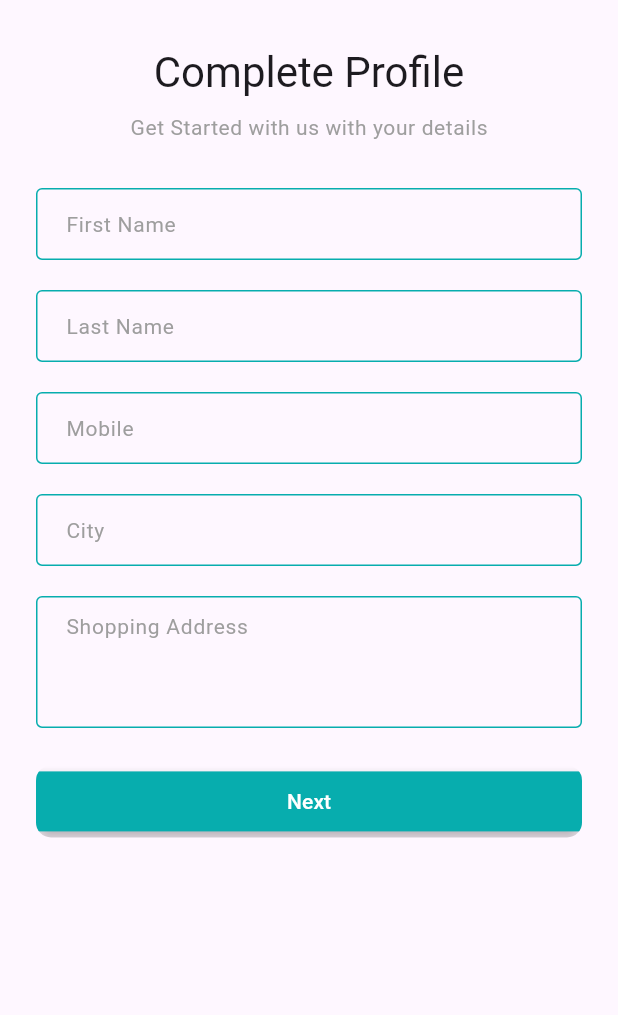
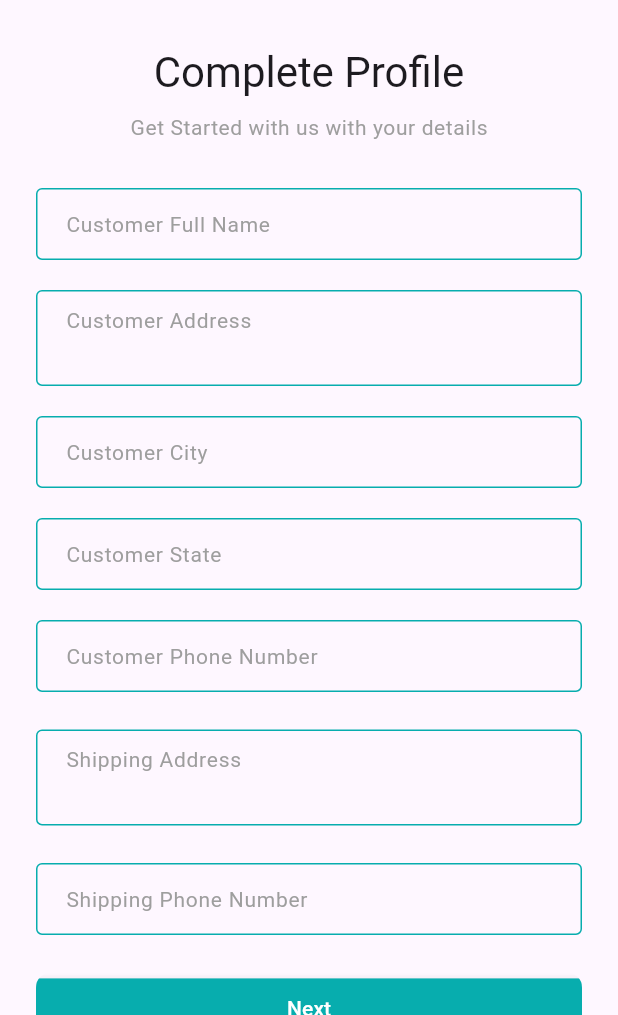
Before and after one commit to SIRAHIN/carfty_bay_eecommerce, a Flutter app: the CompleteProfileScreen screen opened by its route, on a phone screen of 412 x 824 dp, the part 221-1236 px from its top. Run offline on Flutter 3.47's test engine with Material 3 defaults, Android fonts, the phone set to English and light mode, and no system bars; our stand-ins replace carousel_slider, flutter_svg, get, google_fonts, pin_code_fields, shared_preferences; accounts and stored records are empty; network calls fail.

Commit message:
Interner Server Error On Create Profile Screen Api

```diff
--- a/analysis_options.yaml
+++ b/analysis_options.yaml
@@ -7,6 +7,9 @@
 
 # The following line activates a set of recommended lints for Flutter apps,
 # packages, and plugins designed to encourage good coding practices.
+analyzer:
+  errors:
+    must_be_immutable: ignore
 include: package:flutter_lints/flutter.yaml
 
 linter:
--- a/lib/model/Product Card View Model/porductCardListData.dart
+++ b/lib/model/Product Card View Model/porductCardListData.dart
@@ -10,7 +10,7 @@ class ProductCardListData {
   String? discountPrice;
   String? image;
   int? stock;
-  double? star;
+  int? star;
   String? remark;
   int? categoryId;
   int? brandId;
--- a/lib/model/User Profile Model/user_profile_data.dart
+++ b/lib/model/User Profile Model/user_profile_data.dart
@@ -1,33 +1,36 @@
 class UserProfileData {
   int? id;
-  String? firstName;
-  String? lastName;
-  String? mobile;
-  String? city;
+  String? customerFullName;
+  String? customerAddress;
+  String? customerCity;
+  String? customerState;
+  String? customerPhoneNumber;
   String? shippingAddress;
-  String? email;
+  String? shippingPhoneNumber;
   String? createdAt;
   String? updatedAt;
 
   UserProfileData(
       {this.id,
-        this.firstName,
-        this.lastName,
-        this.mobile,
-        this.city,
-        this.shippingAddress,
-        this.email,
-        this.createdAt,
-        this.updatedAt});
+      this.customerFullName,
+      this.customerAddress,
+      this.customerCity,
+      this.customerPhoneNumber,
+      this.shippingAddress,
+      this.customerState,
+      this.shippingPhoneNumber,
+      this.createdAt,
+      this.updatedAt});
 
   UserProfileData.fromJson(Map<String, dynamic> json) {
     id = json['id'];
-    firstName = json['firstName'];
-    lastName = json['lastName'];
-    mobile = json['mobile'];
-    city = json['city'];
-    shippingAddress = json['shippingAddress'];
-    email = json['email'];
+    customerFullName = json['cus_name'];
+    customerAddress = json['cus_add'];
+    customerCity = json['cus_city'];
+    customerState = json['cus_state'];
+    customerPhoneNumber = json['cus_phone'];
+    shippingAddress = json['ship_add'];
+    shippingPhoneNumber = json['ship_phone'];
     createdAt = json['created_at'];
     updatedAt = json['updated_at'];
   }
@@ -35,12 +38,13 @@ class UserProfileData {
   Map<String, dynamic> toJson() {
     final Map<String, dynamic> data = <String, dynamic>{};
     data['id'] = id;
-    data['firstName'] = firstName;
-    data['lastName'] = lastName;
-    data['mobile'] = mobile;
-    data['city'] = city;
-    data['shippingAddress'] = shippingAddress;
-    data['email'] = email;
+    data['cus_name'] = customerFullName;
+    data['cus_add'] = customerAddress;
+    data['cus_city'] = customerCity;
+    data['cus_state'] = customerState;
+    data['cus_phone'] = customerPhoneNumber;
+    data['ship_add'] = shippingAddress;
+    data['ship_phone'] = shippingPhoneNumber;
     data['created_at'] = createdAt;
     data['updated_at'] = updatedAt;
     return data;
--- a/lib/model/cart model/cart_data_list.dart
+++ b/lib/model/cart model/cart_data_list.dart
@@ -1,3 +1,5 @@
+import 'package:crafty_bay/model/Product%20Card%20View%20Model/porductCardListData.dart';
+
 class CartDataList {
   int? id;
   String? email;
@@ -6,7 +8,7 @@ class CartDataList {
   String? size;
   String? createdAt;
   String? updatedAt;
-  Null product;
+  ProductCardListData? product;
 
   CartDataList(
       {this.id,
--- a/lib/presentation/ui/screens/Auth Screen/complete_profile_screen.dart
+++ b/lib/presentation/ui/screens/Auth Screen/complete_profile_screen.dart
@@ -45,13 +45,13 @@ class CompleteProfileScreen extends StatelessWidget {
                     height: 30,
                   ),
                   TextFormField(
-                    controller: completeProfileController.firstNameController,
+                    controller: completeProfileController.customerFullNameController,
                     decoration: const InputDecoration(
-                      hintText: 'First Name',
+                      hintText: 'Customer Full Name',
                     ),
                     validator: (value) {
                       if (value!.isEmpty) {
-                        return 'Enter your First Name';
+                        return 'Enter Customer Customer Full  Name';
                       }
                       return null;
                     },
@@ -60,15 +60,16 @@ class CompleteProfileScreen extends StatelessWidget {
                     height: 20,
                   ),
                   TextFormField(
+                   maxLines: 2,
                    validator: (value) {
                       if (value!.isEmpty) {
-                        return 'Enter your Last Name';
+                        return 'Enter Customer Address';
                       }
                       return null;
                     },
-                    controller: completeProfileController.lastNameController,
+                    controller: completeProfileController.customerAddressController,
                     decoration: const InputDecoration(
-                      hintText: 'Last Name',
+                      hintText: 'Customer Address',
                     ),
                   ),
                   const SizedBox(
@@ -77,13 +78,13 @@ class CompleteProfileScreen extends StatelessWidget {
                   TextFormField(
                    validator: (value) {
                       if (value!.isEmpty) {
-                        return 'Enter your Mobile Number';
+                        return 'Enter Customer City';
                       }
                       return null;
                     },
-                    controller: completeProfileController.mobileNameController,
+                    controller: completeProfileController.customerCityController,
                     decoration: const InputDecoration(
-                      hintText: 'Mobile',
+                      hintText: 'Customer City',
                     ),
                   ),
                   const SizedBox(
@@ -92,17 +93,34 @@ class CompleteProfileScreen extends StatelessWidget {
                   TextFormField(
                    validator: (value) {
                       if (value!.isEmpty) {
-                        return 'Enter your City Name';
+                        return 'Enter Customer State';
                       }
                       return null;
                     },
-                    controller: completeProfileController.cityNameController,
+                    controller: completeProfileController.customerStateController,
                     decoration: const InputDecoration(
-                      hintText: 'City',
+                      hintText: 'Customer State',
                     ),
                   ),
                   const SizedBox(
                     height: 20,
+                  ),
+                   TextFormField(
+                   validator: (value) {
+                      if (value!.isEmpty) {
+                        return 'Enter Customer Phone Number';
+                      }
+                      return null;
+                    },
+                    controller:
+                        completeProfileController.customerPhoneNumberController,
+
+                    decoration: const InputDecoration(
+                      hintText: 'Customer Phone Number',
+                    ),
+                  ),
+                  const SizedBox(
+                    height: 25,
                   ),
                   TextFormField(
                    validator: (value) {
@@ -113,9 +131,25 @@ class CompleteProfileScreen extends StatelessWidget {
                     },
                     controller:
                         completeProfileController.shippingAddressController,
-                    maxLines: 3,
+                    maxLines: 2,
                     decoration: const InputDecoration(
-                      hintText: 'Shopping Address',
+                      hintText: 'Shipping Address',
+                    ),
+                  ),
+                  const SizedBox(
+                    height: 25,
+                  ),
+                    TextFormField(
+                   validator: (value) {
+                      if (value!.isEmpty) {
+                        return 'Enter your Shipping Phone Number';
+                      }
+                      return null;
+                    },
+                    controller:
+                        completeProfileController.shippingPhoneController,
+                    decoration: const InputDecoration(
+                      hintText: 'Shipping Phone Number',
                     ),
                   ),
                   const SizedBox(
@@ -125,10 +159,17 @@ class CompleteProfileScreen extends StatelessWidget {
                     width: double.infinity,
                     child: ClipRRect(
                       borderRadius: BorderRadius.circular(10),
+                      child: GetBuilder<CompleteProfileController>(
+                      builder: (controller) =>
+                         Visibility(
+                         visible: controller.isLoading == false,
+                         replacement: const Center(child: CircularProgressIndicator()),
                            child: ElevatedButton(
                               onPressed: () async {
                                 if (_formKey.currentState!.validate()) {
-                        bool isSuccess = await completeProfileController.completeUserProfile(Get.find<OtpVerificationController>().token!);
+
+                            bool isSuccess = await controller.completeUserProfile(Get.find<OtpVerificationController>().token!);
+
                             if(isSuccess){
                              Get.toNamed(RoutesName.mainBottonNavScreen);
                             } else if(isSuccess == false) {
@@ -141,6 +182,8 @@ class CompleteProfileScreen extends StatelessWidget {
                               },
                               child: const Text("Next")),
                          ),
+                      ),
+                    ),
                   )
                 ],
               ),
--- a/lib/presentation/ui/screens/Auth Screen/controller/complete_profile_controller.dart
+++ b/lib/presentation/ui/screens/Auth Screen/controller/complete_profile_controller.dart
@@ -7,11 +7,13 @@ import 'package:flutter/material.dart';
 import 'package:get/get.dart';
 
 class CompleteProfileController extends GetxController {
-  TextEditingController firstNameController = TextEditingController();
-  TextEditingController lastNameController = TextEditingController();
-  TextEditingController mobileNameController = TextEditingController();
-  TextEditingController cityNameController = TextEditingController();
+  TextEditingController customerFullNameController = TextEditingController();
+  TextEditingController customerAddressController = TextEditingController();
+  TextEditingController customerCityController = TextEditingController();
+  TextEditingController customerStateController = TextEditingController();
+  TextEditingController customerPhoneNumberController = TextEditingController();
   TextEditingController shippingAddressController = TextEditingController();
+  TextEditingController shippingPhoneController = TextEditingController();
 
   bool _isLoading = false;
   bool get isLoading => _isLoading;
@@ -23,22 +25,28 @@ class CompleteProfileController extends GetxController {
   UserProfileData? _userProfileData;
   UserProfileData get userProfileData => _userProfileData!;
 
-  Future <bool> completeUserProfile(String token) async {
+  Future<bool> completeUserProfile(String token) async {
+
+    Map<String, dynamic> userProfileInfo = {
+      "cus_name": customerFullNameController.text,
+      "cus_add": customerAddressController.text,
+      "cus_city": customerCityController.text.trim(),
+      "cus_state": customerStateController.text.trim(),
+      "cus_phone": customerPhoneNumberController.text.trim(),
+      "ship_add": shippingAddressController.text,
+      "ship_phone": shippingPhoneController.text.trim(),
+    };
+
     _isLoading = true;
     update();
-    final ResponsedataModel response =
-        await NetworkCaller().postRequest(ApiUrls.createUserProfileUrl, token, {
-      "firstName": firstNameController.text.trim(),
-      "lastName": lastNameController.text.trim(),
-      "mobile": mobileNameController.text.trim(),
-      "city": cityNameController.text.trim(),
-      "shippingAddress": shippingAddressController.text.trim()
-    });
+    final ResponsedataModel response = await NetworkCaller()
+        .postRequest(ApiUrls.createUserProfileUrl, token, userProfileInfo);
+    await Future.delayed(const Duration(seconds: 3));
     if (response.isSuccess) {
       //Check user profile Exist
       final profileData = response.responseData['data'];
       // if User profiel Exsit store user data into Model class
-      if (profileData != null || profileData != []) {
+      if (profileData != null || profileData != 'unauthorized') {
         _userProfileData = UserProfileData.fromJson(profileData);
         await AppStoredData.setUserProfileDetailsData(userProfileData,
             token: token);
@@ -61,6 +69,5 @@ class CompleteProfileController extends GetxController {
     _isLoading = false;
     update();
     return false;
-
   }
 }
--- a/lib/presentation/ui/screens/Auth Screen/verify_otp_screen.dart
+++ b/lib/presentation/ui/screens/Auth Screen/verify_otp_screen.dart
@@ -40,11 +40,11 @@ final userEmail = Get.arguments['userEmail'];
               height: 30,
             ),
             SizedBox(
-              width: 250,
+              width: 400,
               child: PinCodeTextField(
                 controller: Get.find<OtpVerificationController>().otpCotroller,
                 appContext: context,
-                length: 4,
+                length: 6,
                 pinTheme: AppOTPStyle(),
               ),
             ),
--- a/lib/presentation/ui/screens/Product Screen/Controller/product_add_to_cart_controller.dart
+++ b/lib/presentation/ui/screens/Product Screen/Controller/product_add_to_cart_controller.dart
@@ -1,3 +1,4 @@
+
 import 'package:crafty_bay/services/network_caller.dart';
 import 'package:crafty_bay/utils/constants/api_urls.dart';
 import 'package:crafty_bay/utils/utility/Shared%20Preferences/app_stored_data.dart';
@@ -11,13 +12,14 @@ class ProductAddToCartController extends GetxController {
   String _errorMessage = '';
   String get errorMessage => _errorMessage;
 
-  Future<bool> addTOcart(int productId, String productColor, String productSize) async{
+  Future<bool> addTOcart(int productId, String productColor, String productSize, {int? quantity}) async{
    _isProgress = true;
    update();
    Map<String, dynamic> inputParams ={
     "product_id": productId,
     "color": productColor,
-    "size": productSize
+    "size": productSize,
+    "qty" : 1
    };
    final reponse = await NetworkCaller().postRequest(ApiUrls.addTocartUrl, AppStoredData.token, inputParams);
    if(reponse.isSuccess){
--- a/lib/utils/constants/api_urls.dart
+++ b/lib/utils/constants/api_urls.dart
@@ -2,7 +2,7 @@
 
 class ApiUrls {
 
-static const String baseUrl = 'https://craftybay.teamrabbil.com/api';
+static const String baseUrl = 'http://ecom-api.teamrabbil.com/api';
 
 static String sentEmailForOtpUrl(String email) => '$baseUrl/UserLogin/$email';
 
@@ -27,5 +27,7 @@ static String addTocartUrl = '$baseUrl/CreateCartList';
 
 static String cartListUrl = '$baseUrl/CartList';
 
+static String deleteCartItembyId(String productId) => '$baseUrl/DeleteCartList/$productId';
+
 
 }
```
Also changed, not shown: lib/presentation/ui/screens/Auth Screen/controller/read_user_profile_controller.dart (+49 -10 lines), lib/presentation/ui/screens/Bottom Nav Screen/Controller/Bottom Nav Controller/bottom_nav_controller.dart (+8 -3 lines), lib/presentation/ui/screens/Bottom Nav Screen/Controller/Fragments Controller/Cart Fragment Controller/cart_list_controller.dart (+25 -10 lines), lib/presentation/ui/screens/Bottom Nav Screen/Fragments/Widgets/Home Widgets/Banner_Slider.dart (+21 -17 lines), lib/presentation/ui/screens/Bottom Nav Screen/Fragments/cart_list_screen.dart (+20 -21 lines), lib/presentation/ui/screens/Product Screen/Controller/product_details_controller.dart (+19 -6 lines), lib/presentation/ui/screens/Product Screen/product_details_screen.dart (+11 -5 lines), lib/presentation/ui/screens/Product Screen/widgets/product_bannerSlider.dart (+5 -2 lines), lib/presentation/ui/widgets/product_item_card_widget.dart (+37 -22 lines), lib/services/network_caller.dart (+4 -6 lines). Lines whose indentation alone changed are shown as unchanged.
